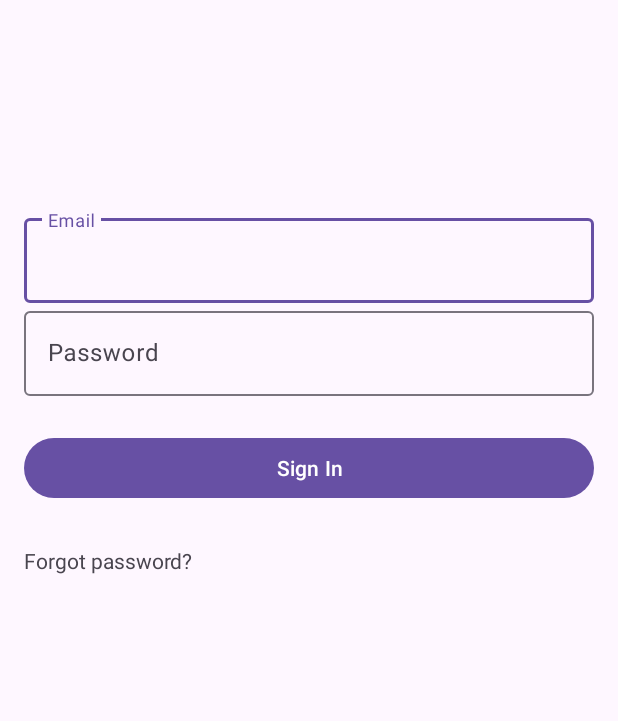
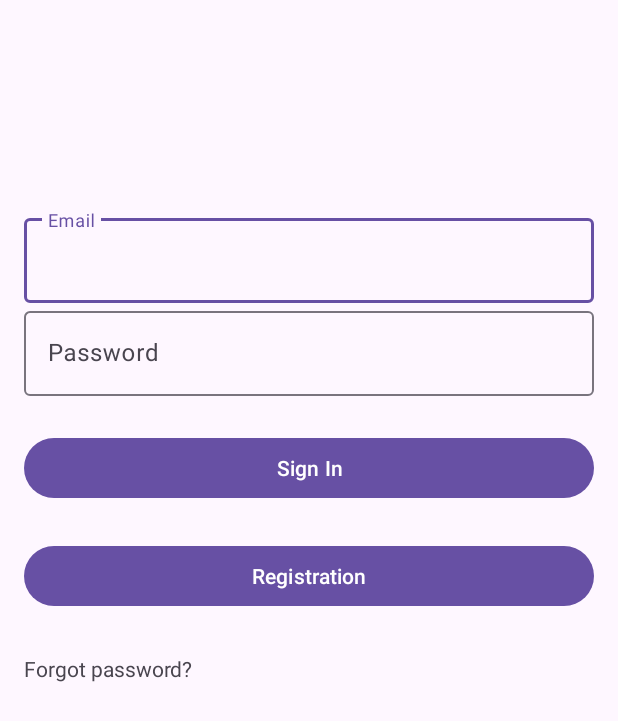
Before and after one commit to anishkumar0084/Ecommerceapp, an Android app: the layout activity_login_page.xml on its own in the app's theme, with its tools: preview values and no code run, on a phone screen of 412 x 824 dp. Shown: the top 721 px of the screen. Run offline under Robolectric (Android 15) with nearby library versions, the phone set to English and light mode, and no system bars.

Commit message:
registrationbutton

```diff
--- a/app/src/main/java/com/ecommericeapp/login_page.java
+++ b/app/src/main/java/com/ecommericeapp/login_page.java
@@ -23,11 +23,13 @@ import com.google.firebase.database.FirebaseDatabase;
 import com.google.firebase.database.ValueEventListener;
 
 public class login_page extends AppCompatActivity {
+
     TextInputEditText emailEditText;
     TextInputEditText passwordEditText;
     FirebaseAuth mauth;
     DatabaseReference databaseReference;
     Button signInButton;
+    Button registrationButton;
     @Override
     protected void onCreate(Bundle savedInstanceState) {
         super.onCreate(savedInstanceState);
@@ -35,6 +37,7 @@ public class login_page extends AppCompatActivity {
         emailEditText = findViewById(R.id.emailEditText);
         passwordEditText = findViewById(R.id.passwordEditText);
         signInButton=findViewById(R.id.signInButton);
+        registrationButton=findViewById(R.id.registrationButton);
         mauth=FirebaseAuth.getInstance();
         databaseReference= FirebaseDatabase.getInstance().getReference();
 
--- a/app/src/main/res/layout/activity_login_page.xml
+++ b/app/src/main/res/layout/activity_login_page.xml
@@ -52,12 +52,20 @@
     android:layout_below="@id/passwordInputLayout"
     android:layout_marginTop="24dp"/>
 
+    <Button
+        android:id="@+id/registrationButton"
+        android:layout_width="match_parent"
+        android:layout_height="wrap_content"
+        android:text="Registration"
+        android:layout_below="@id/signInButton"
+        android:layout_marginTop="24dp"/>
+
 
 <TextView
     android:id="@+id/textView3"
     android:layout_width="wrap_content"
     android:layout_height="wrap_content"
-    android:layout_below="@id/signInButton"
+    android:layout_below="@id/registrationButton"
     android:layout_marginTop="28dp"
     android:text="Forgot password?" />
 </RelativeLayout>
```
